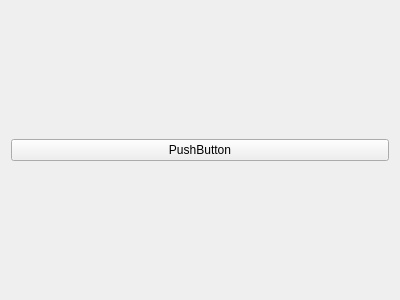
First picture: the form in estorecpp/customeroutstanding.ui, repository Watti/estorecpp, before the edit.
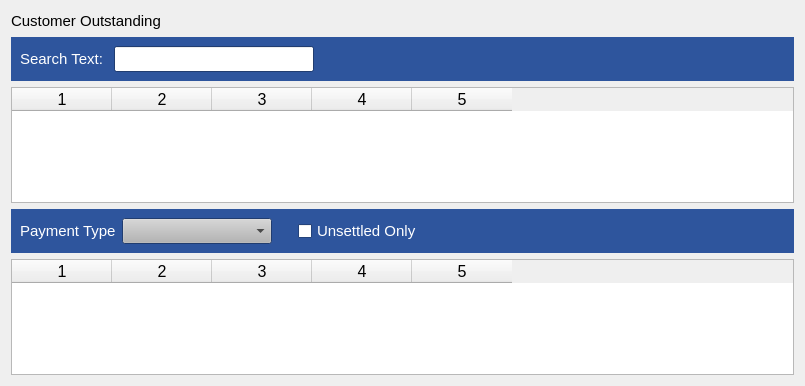
Second picture: the form after the edit.

Commit message: customer outstanding added for single payment

What changed in the file:
```diff
--- a/estorecpp/customeroutstanding.ui
+++ b/estorecpp/customeroutstanding.ui
@@ -6,8 +6,8 @@
    <rect>
     <x>0</x>
     <y>0</y>
-    <width>400</width>
-    <height>300</height>
+    <width>805</width>
+    <height>386</height>
    </rect>
   </property>
   <property name="windowTitle">
@@ -15,10 +15,1155 @@
   </property>
   <layout class="QVBoxLayout" name="verticalLayout">
    <item>
-    <widget class="QPushButton" name="pushButton">
-     <property name="text">
-      <string>PushButton</string>
+    <layout class="QHBoxLayout" name="horizontalLayout">
+     <item>
+      <widget class="QLabel" name="label">
+       <property name="font">
+        <font>
+         <pointsize>11</pointsize>
+        </font>
+       </property>
+       <property name="text">
+        <string>Customer Outstanding</string>
+       </property>
+      </widget>
+     </item>
+     <item>
+      <spacer name="horizontalSpacer">
+       <property name="orientation">
+        <enum>Qt::Horizontal</enum>
+       </property>
+       <property name="sizeHint" stdset="0">
+        <size>
+         <width>40</width>
+         <height>20</height>
+        </size>
+       </property>
+      </spacer>
+     </item>
+    </layout>
+   </item>
+   <item>
+    <widget class="QWidget" name="widget" native="true">
+     <property name="palette">
+      <palette>
+       <active>
+        <colorrole role="WindowText">
+         <brush brushstyle="SolidPattern">
+          <color alpha="255">
+           <red>0</red>
+           <green>0</green>
+           <blue>0</blue>
+          </color>
+         </brush>
+        </colorrole>
+        <colorrole role="Button">
+         <brush brushstyle="SolidPattern">
+          <color alpha="255">
+           <red>180</red>
+           <green>180</green>
+           <blue>180</blue>
+          </color>
+         </brush>
+        </colorrole>
+        <colorrole role="Light">
+         <brush brushstyle="SolidPattern">
+          <color alpha="255">
+           <red>255</red>
+           <green>255</green>
+           <blue>255</blue>
+          </color>
+         </brush>
+        </colorrole>
+        <colorrole role="Midlight">
+         <brush brushstyle="SolidPattern">
+          <color alpha="255">
+           <red>217</red>
+           <green>217</green>
+           <blue>217</blue>
+          </color>
+         </brush>
+        </colorrole>
+        <colorrole role="Dark">
+         <brush brushstyle="SolidPattern">
+          <color alpha="255">
+           <red>90</red>
+           <green>90</green>
+           <blue>90</blue>
+          </color>
+         </brush>
+        </colorrole>
+        <colorrole role="Mid">
+         <brush brushstyle="SolidPattern">
+          <color alpha="255">
+           <red>120</red>
+           <green>120</green>
+           <blue>120</blue>
+          </color>
+         </brush>
+        </colorrole>
+        <colorrole role="Text">
+         <brush brushstyle="SolidPattern">
+          <color alpha="255">
+           <red>0</red>
+           <green>0</green>
+           <blue>0</blue>
+          </color>
+         </brush>
+        </colorrole>
+        <colorrole role="BrightText">
+         <brush brushstyle="SolidPattern">
+          <color alpha="255">
+           <red>255</red>
+           <green>255</green>
+           <blue>255</blue>
+          </color>
+         </brush>
+        </colorrole>
+        <colorrole role="ButtonText">
+         <brush brushstyle="SolidPattern">
+          <color alpha="255">
+           <red>0</red>
+           <green>0</green>
+           <blue>0</blue>
+          </color>
+         </brush>
+        </colorrole>
+        <colorrole role="Base">
+         <brush brushstyle="SolidPattern">
+          <color alpha="255">
+           <red>255</red>
+           <green>255</green>
+           <blue>255</blue>
+          </color>
+         </brush>
+        </colorrole>
+        <colorrole role="Window">
+         <brush brushstyle="SolidPattern">
+          <color alpha="255">
+           <red>46</red>
+           <green>85</green>
+           <blue>157</blue>
+          </color>
+         </brush>
+        </colorrole>
+        <colorrole role="Shadow">
+         <brush brushstyle="SolidPattern">
+          <color alpha="255">
+           <red>0</red>
+           <green>0</green>
+           <blue>0</blue>
+          </color>
+         </brush>
+        </colorrole>
+        <colorrole role="AlternateBase">
+         <brush brushstyle="SolidPattern">
+          <color alpha="255">
+           <red>217</red>
+           <green>217</green>
+           <blue>217</blue>
+          </color>
+         </brush>
+        </colorrole>
+        <colorrole role="ToolTipBase">
+         <brush brushstyle="SolidPattern">
+          <color alpha="255">
+           <red>255</red>
+           <green>255</green>
+           <blue>220</blue>
+          </color>
+         </brush>
+        </colorrole>
+        <colorrole role="ToolTipText">
+         <brush brushstyle="SolidPattern">
+          <color alpha="255">
+           <red>0</red>
+           <green>0</green>
+           <blue>0</blue>
+          </color>
+         </brush>
+        </colorrole>
+       </active>
+       <inactive>
+        <colorrole role="WindowText">
+         <brush brushstyle="SolidPattern">
+          <color alpha="255">
+           <red>0</red>
+           <green>0</green>
+           <blue>0</blue>
+          </color>
+         </brush>
+        </colorrole>
+        <colorrole role="Button">
+         <brush brushstyle="SolidPattern">
+          <color alpha="255">
+           <red>180</red>
+           <green>180</green>
+           <blue>180</blue>
+          </color>
+         </brush>
+        </colorrole>
+        <colorrole role="Light">
+         <brush brushstyle="SolidPattern">
+          <color alpha="255">
+           <red>255</red>
+           <green>255</green>
+           <blue>255</blue>
+          </color>
+         </brush>
+        </colorrole>
+        <colorrole role="Midlight">
+         <brush brushstyle="SolidPattern">
+          <color alpha="255">
+           <red>217</red>
+           <green>217</green>
+           <blue>217</blue>
+          </color>
+         </brush>
+        </colorrole>
+        <colorrole role="Dark">
+         <brush brushstyle="SolidPattern">
+          <color alpha="255">
+           <red>90</red>
+           <green>90</green>
+           <blue>90</blue>
+          </color>
+         </brush>
+        </colorrole>
+        <colorrole role="Mid">
+         <brush brushstyle="SolidPattern">
+          <color alpha="255">
+           <red>120</red>
+           <green>120</green>
+           <blue>120</blue>
+          </color>
+         </brush>
+        </colorrole>
+        <colorrole role="Text">
+         <brush brushstyle="SolidPattern">
+          <color alpha="255">
+           <red>0</red>
+           <green>0</green>
+           <blue>0</blue>
+          </color>
+         </brush>
+        </colorrole>
+        <colorrole role="BrightText">
+         <brush brushstyle="SolidPattern">
+          <color alpha="255">
+           <red>255</red>
+           <green>255</green>
+           <blue>255</blue>
+          </color>
+         </brush>
+        </colorrole>
+        <colorrole role="ButtonText">
+         <brush brushstyle="SolidPattern">
+          <color alpha="255">
+           <red>0</red>
+           <green>0</green>
+           <blue>0</blue>
+          </color>
+         </brush>
+        </colorrole>
+        <colorrole role="Base">
+         <brush brushstyle="SolidPattern">
+          <color alpha="255">
+           <red>255</red>
+           <green>255</green>
+           <blue>255</blue>
+          </color>
+         </brush>
+        </colorrole>
+        <colorrole role="Window">
+         <brush brushstyle="SolidPattern">
+          <color alpha="255">
+           <red>46</red>
+           <green>85</green>
+           <blue>157</blue>
+          </color>
+         </brush>
+        </colorrole>
+        <colorrole role="Shadow">
+         <brush brushstyle="SolidPattern">
+          <color alpha="255">
+           <red>0</red>
+           <green>0</green>
+           <blue>0</blue>
+          </color>
+         </brush>
+        </colorrole>
+        <colorrole role="AlternateBase">
+         <brush brushstyle="SolidPattern">
+          <color alpha="255">
+           <red>217</red>
+           <green>217</green>
+           <blue>217</blue>
+          </color>
+         </brush>
+        </colorrole>
+        <colorrole role="ToolTipBase">
+         <brush brushstyle="SolidPattern">
+          <color alpha="255">
+           <red>255</red>
+           <green>255</green>
+           <blue>220</blue>
+          </color>
+         </brush>
+        </colorrole>
+        <colorrole role="ToolTipText">
+         <brush brushstyle="SolidPattern">
+          <color alpha="255">
+           <red>0</red>
+           <green>0</green>
+           <blue>0</blue>
+          </color>
+         </brush>
+        </colorrole>
+       </inactive>
+       <disabled>
+        <colorrole role="WindowText">
+         <brush brushstyle="SolidPattern">
+          <color alpha="255">
+           <red>90</red>
+           <green>90</green>
+           <blue>90</blue>
+          </color>
+         </brush>
+        </colorrole>
+        <colorrole role="Button">
+         <brush brushstyle="SolidPattern">
+          <color alpha="255">
+           <red>180</red>
+           <green>180</green>
+           <blue>180</blue>
+          </color>
+         </brush>
+        </colorrole>
+        <colorrole role="Light">
+         <brush brushstyle="SolidPattern">
+          <color alpha="255">
+           <red>255</red>
+           <green>255</green>
+           <blue>255</blue>
+          </color>
+         </brush>
+        </colorrole>
+        <colorrole role="Midlight">
+         <brush brushstyle="SolidPattern">
+          <color alpha="255">
+           <red>217</red>
+           <green>217</green>
+           <blue>217</blue>
+          </color>
+         </brush>
+        </colorrole>
+        <colorrole role="Dark">
+         <brush brushstyle="SolidPattern">
+          <color alpha="255">
+           <red>90</red>
+           <green>90</green>
+           <blue>90</blue>
+          </color>
+         </brush>
+        </colorrole>
+        <colorrole role="Mid">
+         <brush brushstyle="SolidPattern">
+          <color alpha="255">
+           <red>120</red>
+           <green>120</green>
+           <blue>120</blue>
+          </color>
+         </brush>
+        </colorrole>
+        <colorrole role="Text">
+         <brush brushstyle="SolidPattern">
+          <color alpha="255">
+           <red>90</red>
+           <green>90</green>
+           <blue>90</blue>
+          </color>
+         </brush>
+        </colorrole>
+        <colorrole role="BrightText">
+         <brush brushstyle="SolidPattern">
+          <color alpha="255">
+           <red>255</red>
+           <green>255</green>
+           <blue>255</blue>
+          </color>
+         </brush>
+        </colorrole>
+        <colorrole role="ButtonText">
+         <brush brushstyle="SolidPattern">
+          <color alpha="255">
+           <red>90</red>
+           <green>90</green>
+           <blue>90</blue>
+          </color>
+         </brush>
+        </colorrole>
+        <colorrole role="Base">
+         <brush brushstyle="SolidPattern">
+          <color alpha="255">
+           <red>46</red>
+           <green>85</green>
+           <blue>157</blue>
+          </color>
+         </brush>
+        </colorrole>
+        <colorrole role="Window">
+         <brush brushstyle="SolidPattern">
+          <color alpha="255">
+           <red>46</red>
+           <green>85</green>
+           <blue>157</blue>
+          </color>
+         </brush>
+        </colorrole>
+        <colorrole role="Shadow">
+         <brush brushstyle="SolidPattern">
+          <color alpha="255">
+           <red>0</red>
+           <green>0</green>
+           <blue>0</blue>
+          </color>
+         </brush>
+        </colorrole>
+        <colorrole role="AlternateBase">
+         <brush brushstyle="SolidPattern">
+          <color alpha="255">
+           <red>180</red>
+           <green>180</green>
+           <blue>180</blue>
+          </color>
+         </brush>
+        </colorrole>
+        <colorrole role="ToolTipBase">
+         <brush brushstyle="SolidPattern">
+          <color alpha="255">
+           <red>255</red>
+           <green>255</green>
+           <blue>220</blue>
+          </color>
+         </brush>
+        </colorrole>
+        <colorrole role="ToolTipText">
+         <brush brushstyle="SolidPattern">
+          <color alpha="255">
+           <red>0</red>
+           <green>0</green>
+           <blue>0</blue>
+          </color>
+         </brush>
+        </colorrole>
+       </disabled>
+      </palette>
      </property>
+     <property name="font">
+      <font>
+       <pointsize>10</pointsize>
+      </font>
+     </property>
+     <property name="autoFillBackground">
+      <bool>true</bool>
+     </property>
+     <layout class="QHBoxLayout" name="horizontalLayout_3">
+      <item>
+       <widget class="QLabel" name="label_2">
+        <property name="palette">
+         <palette>
+          <active>
+           <colorrole role="WindowText">
+            <brush brushstyle="SolidPattern">
+             <color alpha="255">
+              <red>255</red>
+              <green>255</green>
+              <blue>255</blue>
+             </color>
+            </brush>
+           </colorrole>
+          </active>
+          <inactive>
+           <colorrole role="WindowText">
+            <brush brushstyle="SolidPattern">
+             <color alpha="255">
+              <red>255</red>
+              <green>255</green>
+              <blue>255</blue>
+             </color>
+            </brush>
+           </colorrole>
+          </inactive>
+          <disabled>
+           <colorrole role="WindowText">
+            <brush brushstyle="SolidPattern">
+             <color alpha="255">
+              <red>90</red>
+              <green>90</green>
+              <blue>90</blue>
+             </color>
+            </brush>
+           </colorrole>
+          </disabled>
+         </palette>
+        </property>
+        <property name="font">
+         <font>
+          <pointsize>11</pointsize>
+         </font>
+        </property>
+        <property name="text">
+         <string>Search Text: </string>
+        </property>
+       </widget>
+      </item>
+      <item>
+       <widget class="QLineEdit" name="searchText">
+        <property name="sizePolicy">
+         <sizepolicy hsizetype="Minimum" vsizetype="Fixed">
+          <horstretch>0</horstretch>
+          <verstretch>0</verstretch>
+         </sizepolicy>
+        </property>
+        <property name="minimumSize">
+         <size>
+          <width>200</width>
+          <height>0</height>
+         </size>
+        </property>
+        <property name="font">
+         <font>
+          <pointsize>11</pointsize>
+         </font>
+        </property>
+       </widget>
+      </item>
+      <item>
+       <spacer name="horizontalSpacer_3">
+        <property name="orientation">
+         <enum>Qt::Horizontal</enum>
+        </property>
+        <property name="sizeHint" stdset="0">
+         <size>
+          <width>40</width>
+          <height>20</height>
+         </size>
+        </property>
+       </spacer>
+      </item>
+     </layout>
+    </widget>
+   </item>
+   <item>
+    <widget class="QTableWidget" name="customers">
+     <property name="font">
+      <font>
+       <pointsize>12</pointsize>
+      </font>
+     </property>
+     <property name="columnCount">
+      <number>5</number>
+     </property>
+     <column/>
+     <column/>
+     <column/>
+     <column/>
+     <column/>
+    </widget>
+   </item>
+   <item>
+    <widget class="QWidget" name="widget_2" native="true">
+     <property name="palette">
+      <palette>
+       <active>
+        <colorrole role="WindowText">
+         <brush brushstyle="SolidPattern">
+          <color alpha="255">
+           <red>0</red>
+           <green>0</green>
+           <blue>0</blue>
+          </color>
+         </brush>
+        </colorrole>
+        <colorrole role="Button">
+         <brush brushstyle="SolidPattern">
+          <color alpha="255">
+           <red>180</red>
+           <green>180</green>
+           <blue>180</blue>
+          </color>
+         </brush>
+        </colorrole>
+        <colorrole role="Light">
+         <brush brushstyle="SolidPattern">
+          <color alpha="255">
+           <red>255</red>
+           <green>255</green>
+           <blue>255</blue>
+          </color>
+         </brush>
+        </colorrole>
+        <colorrole role="Midlight">
+         <brush brushstyle="SolidPattern">
+          <color alpha="255">
+           <red>217</red>
+           <green>217</green>
+           <blue>217</blue>
+          </color>
+         </brush>
+        </colorrole>
+        <colorrole role="Dark">
+         <brush brushstyle="SolidPattern">
+          <color alpha="255">
+           <red>90</red>
+           <green>90</green>
+           <blue>90</blue>
+          </color>
+         </brush>
+        </colorrole>
+        <colorrole role="Mid">
+         <brush brushstyle="SolidPattern">
+          <color alpha="255">
+           <red>120</red>
+           <green>120</green>
+           <blue>120</blue>
+          </color>
+         </brush>
+        </colorrole>
+        <colorrole role="Text">
+         <brush brushstyle="SolidPattern">
+          <color alpha="255">
+           <red>0</red>
+           <green>0</green>
+           <blue>0</blue>
+          </color>
+         </brush>
+        </colorrole>
+        <colorrole role="BrightText">
+         <brush brushstyle="SolidPattern">
+          <color alpha="255">
+           <red>255</red>
+           <green>255</green>
+           <blue>255</blue>
+          </color>
+         </brush>
+        </colorrole>
+        <colorrole role="ButtonText">
+         <brush brushstyle="SolidPattern">
+          <color alpha="255">
+           <red>0</red>
+           <green>0</green>
+           <blue>0</blue>
+          </color>
+         </brush>
+        </colorrole>
+        <colorrole role="Base">
+         <brush brushstyle="SolidPattern">
+          <color alpha="255">
+           <red>255</red>
+           <green>255</green>
+           <blue>255</blue>
+          </color>
+         </brush>
+        </colorrole>
+        <colorrole role="Window">
+         <brush brushstyle="SolidPattern">
+          <color alpha="255">
+           <red>46</red>
+           <green>85</green>
+           <blue>157</blue>
+          </color>
+         </brush>
+        </colorrole>
+        <colorrole role="Shadow">
+         <brush brushstyle="SolidPattern">
+          <color alpha="255">
+           <red>0</red>
+           <green>0</green>
+           <blue>0</blue>
+          </color>
+         </brush>
+        </colorrole>
+        <colorrole role="AlternateBase">
+         <brush brushstyle="SolidPattern">
+          <color alpha="255">
+           <red>217</red>
+           <green>217</green>
+           <blue>217</blue>
+          </color>
+         </brush>
+        </colorrole>
+        <colorrole role="ToolTipBase">
+         <brush brushstyle="SolidPattern">
+          <color alpha="255">
+           <red>255</red>
+           <green>255</green>
+           <blue>220</blue>
+          </color>
+         </brush>
+        </colorrole>
+        <colorrole role="ToolTipText">
+         <brush brushstyle="SolidPattern">
+          <color alpha="255">
+           <red>0</red>
+           <green>0</green>
+           <blue>0</blue>
+          </color>
+         </brush>
+        </colorrole>
+       </active>
+       <inactive>
+        <colorrole role="WindowText">
+         <brush brushstyle="SolidPattern">
+          <color alpha="255">
+           <red>0</red>
+           <green>0</green>
+           <blue>0</blue>
+          </color>
+         </brush>
+        </colorrole>
+        <colorrole role="Button">
+         <brush brushstyle="SolidPattern">
+          <color alpha="255">
+           <red>180</red>
+           <green>180</green>
+           <blue>180</blue>
+          </color>
+         </brush>
+        </colorrole>
+        <colorrole role="Light">
+         <brush brushstyle="SolidPattern">
+          <color alpha="255">
+           <red>255</red>
+           <green>255</green>
+           <blue>255</blue>
+          </color>
+         </brush>
+        </colorrole>
+        <colorrole role="Midlight">
+         <brush brushstyle="SolidPattern">
+          <color alpha="255">
+           <red>217</red>
+           <green>217</green>
+           <blue>217</blue>
+          </color>
+         </brush>
+        </colorrole>
+        <colorrole role="Dark">
+         <brush brushstyle="SolidPattern">
+          <color alpha="255">
+           <red>90</red>
+           <green>90</green>
+           <blue>90</blue>
+          </color>
+         </brush>
+        </colorrole>
+        <colorrole role="Mid">
+         <brush brushstyle="SolidPattern">
+          <color alpha="255">
+           <red>120</red>
+           <green>120</green>
+           <blue>120</blue>
+          </color>
+         </brush>
+        </colorrole>
+        <colorrole role="Text">
+         <brush brushstyle="SolidPattern">
+          <color alpha="255">
+           <red>0</red>
+           <green>0</green>
+           <blue>0</blue>
+          </color>
+         </brush>
+        </colorrole>
+        <colorrole role="BrightText">
+         <brush brushstyle="SolidPattern">
+          <color alpha="255">
+           <red>255</red>
+           <green>255</green>
+           <blue>255</blue>
+          </color>
+         </brush>
+        </colorrole>
+        <colorrole role="ButtonText">
+         <brush brushstyle="SolidPattern">
+          <color alpha="255">
+           <red>0</red>
+           <green>0</green>
+           <blue>0</blue>
+          </color>
+         </brush>
+        </colorrole>
+        <colorrole role="Base">
+         <brush brushstyle="SolidPattern">
+          <color alpha="255">
+           <red>255</red>
+           <green>255</green>
+           <blue>255</blue>
+          </color>
+         </brush>
+        </colorrole>
+        <colorrole role="Window">
+         <brush brushstyle="SolidPattern">
+          <color alpha="255">
+           <red>46</red>
+           <green>85</green>
+           <blue>157</blue>
+          </color>
+         </brush>
+        </colorrole>
+        <colorrole role="Shadow">
+         <brush brushstyle="SolidPattern">
+          <color alpha="255">
+           <red>0</red>
+           <green>0</green>
+           <blue>0</blue>
+          </color>
+         </brush>
+        </colorrole>
+        <colorrole role="AlternateBase">
+         <brush brushstyle="SolidPattern">
+          <color alpha="255">
+           <red>217</red>
+           <green>217</green>
+           <blue>217</blue>
+          </color>
+         </brush>
+        </colorrole>
+        <colorrole role="ToolTipBase">
+         <brush brushstyle="SolidPattern">
+          <color alpha="255">
+           <red>255</red>
+           <green>255</green>
+           <blue>220</blue>
+          </color>
+         </brush>
+        </colorrole>
+        <colorrole role="ToolTipText">
+         <brush brushstyle="SolidPattern">
+          <color alpha="255">
+           <red>0</red>
+           <green>0</green>
+           <blue>0</blue>
+          </color>
+         </brush>
+        </colorrole>
+       </inactive>
+       <disabled>
+        <colorrole role="WindowText">
+         <brush brushstyle="SolidPattern">
+          <color alpha="255">
+           <red>90</red>
+           <green>90</green>
+           <blue>90</blue>
+          </color>
+         </brush>
+        </colorrole>
+        <colorrole role="Button">
+         <brush brushstyle="SolidPattern">
+          <color alpha="255">
+           <red>180</red>
+           <green>180</green>
+           <blue>180</blue>
+          </color>
+         </brush>
+        </colorrole>
+        <colorrole role="Light">
+         <brush brushstyle="SolidPattern">
+          <color alpha="255">
+           <red>255</red>
+           <green>255</green>
+           <blue>255</blue>
+          </color>
+         </brush>
+        </colorrole>
+        <colorrole role="Midlight">
+         <brush brushstyle="SolidPattern">
+          <color alpha="255">
+           <red>217</red>
+           <green>217</green>
+           <blue>217</blue>
+          </color>
+         </brush>
+        </colorrole>
+        <colorrole role="Dark">
+         <brush brushstyle="SolidPattern">
+          <color alpha="255">
+           <red>90</red>
+           <green>90</green>
+           <blue>90</blue>
+          </color>
+         </brush>
+        </colorrole>
+        <colorrole role="Mid">
+         <brush brushstyle="SolidPattern">
+          <color alpha="255">
+           <red>120</red>
+           <green>120</green>
+           <blue>120</blue>
+          </color>
+         </brush>
+        </colorrole>
+        <colorrole role="Text">
+         <brush brushstyle="SolidPattern">
+          <color alpha="255">
+           <red>90</red>
+           <green>90</green>
+           <blue>90</blue>
+          </color>
+         </brush>
+        </colorrole>
+        <colorrole role="BrightText">
+         <brush brushstyle="SolidPattern">
+          <color alpha="255">
+           <red>255</red>
+           <green>255</green>
+           <blue>255</blue>
+          </color>
+         </brush>
+        </colorrole>
+        <colorrole role="ButtonText">
+         <brush brushstyle="SolidPattern">
+          <color alpha="255">
+           <red>90</red>
+           <green>90</green>
+           <blue>90</blue>
+          </color>
+         </brush>
+        </colorrole>
+        <colorrole role="Base">
+         <brush brushstyle="SolidPattern">
+          <color alpha="255">
+           <red>46</red>
+           <green>85</green>
+           <blue>157</blue>
+          </color>
+         </brush>
+        </colorrole>
+        <colorrole role="Window">
+         <brush brushstyle="SolidPattern">
+          <color alpha="255">
+           <red>46</red>
+           <green>85</green>
+           <blue>157</blue>
+          </color>
+         </brush>
+        </colorrole>
+        <colorrole role="Shadow">
+         <brush brushstyle="SolidPattern">
+          <color alpha="255">
+           <red>0</red>
+           <green>0</green>
+           <blue>0</blue>
+          </color>
+         </brush>
+        </colorrole>
+        <colorrole role="AlternateBase">
+         <brush brushstyle="SolidPattern">
+          <color alpha="255">
+           <red>180</red>
+           <green>180</green>
+           <blue>180</blue>
+          </color>
+         </brush>
+        </colorrole>
+        <colorrole role="ToolTipBase">
+         <brush brushstyle="SolidPattern">
+          <color alpha="255">
+           <red>255</red>
+           <green>255</green>
+           <blue>220</blue>
+          </color>
+         </brush>
+        </colorrole>
+        <colorrole role="ToolTipText">
+         <brush brushstyle="SolidPattern">
+          <color alpha="255">
+           <red>0</red>
+           <green>0</green>
+           <blue>0</blue>
+          </color>
+         </brush>
+        </colorrole>
+       </disabled>
+      </palette>
+     </property>
+     <property name="font">
+      <font>
+       <pointsize>10</pointsize>
+      </font>
+     </property>
+     <property name="autoFillBackground">
+      <bool>true</bool>
+     </property>
+     <layout class="QHBoxLayout" name="horizontalLayout_2">
+      <item>
+       <widget class="QLabel" name="label_3">
+        <property name="sizePolicy">
+         <sizepolicy hsizetype="Minimum" vsizetype="Preferred">
+          <horstretch>0</horstretch>
+          <verstretch>0</verstretch>
+         </sizepolicy>
+        </property>
+        <property name="palette">
+         <palette>
+          <active>
+           <colorrole role="WindowText">
+            <brush brushstyle="SolidPattern">
+             <color alpha="255">
+              <red>255</red>
+              <green>255</green>
+              <blue>255</blue>
+             </color>
+            </brush>
+           </colorrole>
+          </active>
+          <inactive>
+           <colorrole role="WindowText">
+            <brush brushstyle="SolidPattern">
+             <color alpha="255">
+              <red>255</red>
+              <green>255</green>
+              <blue>255</blue>
+             </color>
+            </brush>
+           </colorrole>
+          </inactive>
+          <disabled>
+           <colorrole role="WindowText">
+            <brush brushstyle="SolidPattern">
+             <color alpha="255">
+              <red>90</red>
+              <green>90</green>
+              <blue>90</blue>
+             </color>
+            </brush>
+           </colorrole>
+          </disabled>
+         </palette>
+        </property>
+        <property name="font">
+         <font>
+          <pointsize>11</pointsize>
+         </font>
+        </property>
+        <property name="text">
+         <string>Payment Type</string>
+        </property>
+       </widget>
+      </item>
+      <item>
+       <widget class="QComboBox" name="paymentType">
+        <property name="minimumSize">
+         <size>
+          <width>150</width>
+          <height>0</height>
+         </size>
+        </property>
+        <property name="font">
+         <font>
+          <pointsize>11</pointsize>
+         </font>
+        </property>
+       </widget>
+      </item>
+      <item>
+       <spacer name="horizontalSpacer_4">
+        <property name="orientation">
+         <enum>Qt::Horizontal</enum>
+        </property>
+        <property name="sizeType">
+         <enum>QSizePolicy::Fixed</enum>
+        </property>
+        <property name="sizeHint" stdset="0">
+         <size>
+          <width>20</width>
+          <height>20</height>
+         </size>
+        </property>
+       </spacer>
+      </item>
+      <item>
+       <widget class="QCheckBox" name="checkBox">
+        <property name="palette">
+         <palette>
+          <active>
+           <colorrole role="WindowText">
+            <brush brushstyle="SolidPattern">
+             <color alpha="255">
+              <red>255</red>
+              <green>255</green>
+              <blue>255</blue>
+             </color>
+            </brush>
+           </colorrole>
+          </active>
+          <inactive>
+           <colorrole role="WindowText">
+            <brush brushstyle="SolidPattern">
+             <color alpha="255">
+              <red>255</red>
+              <green>255</green>
+              <blue>255</blue>
+             </color>
+            </brush>
+           </colorrole>
+          </inactive>
+          <disabled>
+           <colorrole role="WindowText">
+            <brush brushstyle="SolidPattern">
+             <color alpha="255">
+              <red>90</red>
+              <green>90</green>
+              <blue>90</blue>
+             </color>
+            </brush>
+           </colorrole>
+          </disabled>
+         </palette>
+        </property>
+        <property name="font">
+         <font>
+          <pointsize>11</pointsize>
+         </font>
+        </property>
+        <property name="text">
+         <string>Unsettled Only</string>
+        </property>
+       </widget>
+      </item>
+      <item>
+       <spacer name="horizontalSpacer_2">
+        <property name="orientation">
+         <enum>Qt::Horizontal</enum>
+        </property>
+        <property name="sizeHint" stdset="0">
+         <size>
+          <width>40</width>
+          <height>20</height>
+         </size>
+        </property>
+       </spacer>
+      </item>
+     </layout>
+    </widget>
+   </item>
+   <item>
+    <widget class="QTableWidget" name="outstandings">
+     <property name="font">
+      <font>
+       <pointsize>12</pointsize>
+      </font>
+     </property>
+     <property name="columnCount">
+      <number>5</number>
+     </property>
+     <column/>
+     <column/>
+     <column/>
+     <column/>
+     <column/>
     </widget>
    </item>
   </layout>
```
The commit also changes 3 other files.
